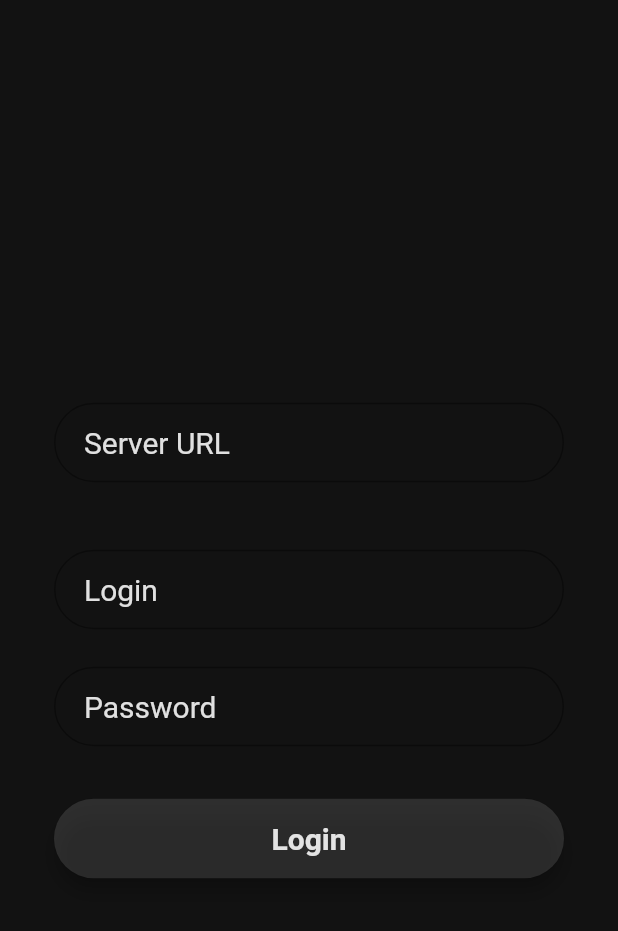
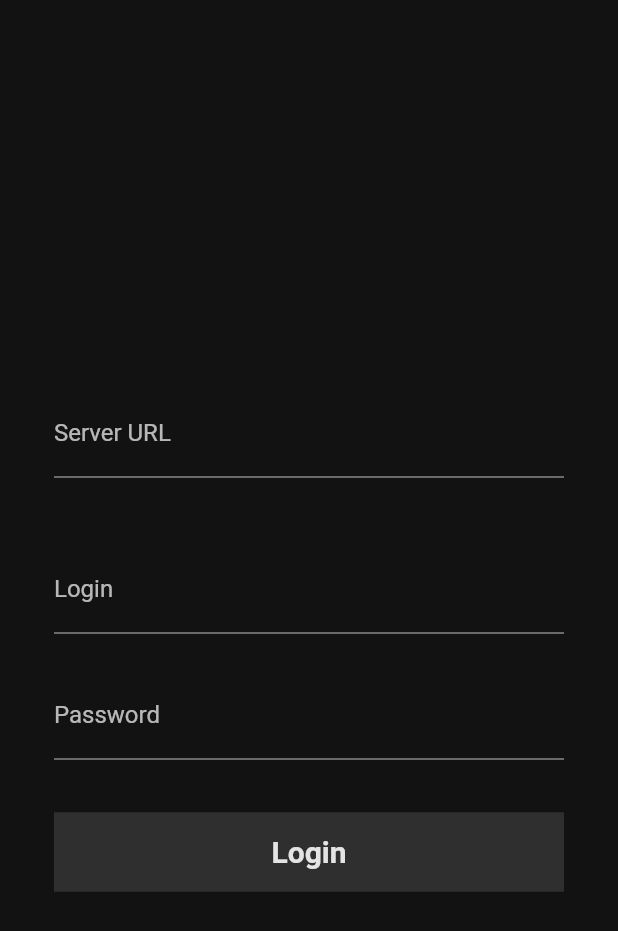
Before and after one commit to chitkiu/crossplatform_terminal, a Flutter app: the screen it shows after launch, after a tap on "Login", on a phone screen of 412 x 824 dp. Shown: the top 931 px of the screen. Run offline on Flutter 3.47's test engine with Material 2 defaults, Android fonts, the phone set to English and light mode, and no system bars; our stand-ins replace dio; missing offline and left inert: biometric_storage, cross_local_storage, websocket; Roboto replaces fonts that are missing (Montserrat).

Commit message:
Updated login screen

```diff
--- a/lib/presentation/screens/auth_screen.dart
+++ b/lib/presentation/screens/auth_screen.dart
@@ -27,48 +27,22 @@ class _LoginScreenState extends State<StatefulWidget> {
 
   @override
   Widget build(BuildContext context) {
+    final serverField = _textField("Server URL", _serverURLController);
+    final loginField = _textField("Login", _loginController);
+    final passwordField = _textField("Password", _passwordController, obscureText: true);
 
-    final serverField = TextField(
-      obscureText: false,
-      style: style,
-      controller: _serverURLController,
-      decoration: InputDecoration(
-          contentPadding: EdgeInsets.fromLTRB(20.0, 15.0, 20.0, 15.0),
-          hintText: "Server URL",
-          hintStyle: style,
-          border:
-          OutlineInputBorder(borderRadius: BorderRadius.circular(32.0))),
-    );
-    final loginField = TextField(
-      obscureText: false,
-      style: style,
-      controller: _loginController,
-      decoration: InputDecoration(
-          contentPadding: EdgeInsets.fromLTRB(20.0, 15.0, 20.0, 15.0),
-          hintText: "Login",
-          hintStyle: style,
-          border:
-          OutlineInputBorder(borderRadius: BorderRadius.circular(32.0))),
-    );
-    final passwordField = TextField(
-      obscureText: true,
-      style: style,
-      controller: _passwordController,
-      decoration: InputDecoration(
-          contentPadding: EdgeInsets.fromLTRB(20.0, 15.0, 20.0, 15.0),
-          hintText: "Password",
-          hintStyle: style,
-          border:
-          OutlineInputBorder(borderRadius: BorderRadius.circular(32.0))),
-    );
     final loginButton = Material(
-      elevation: 5.0,
-      borderRadius: BorderRadius.circular(30.0),
       color: ColorConstant.mainButton,
       child: MaterialButton(
         minWidth: MediaQuery.of(context).size.width,
         padding: EdgeInsets.fromLTRB(20.0, 15.0, 20.0, 15.0),
         onPressed: () {
+          if(_serverURLController.text.isEmpty
+              || _loginController.text.isEmpty
+              || _passwordController.text.isEmpty) {
+            return;
+          }
+
           _auth().then((value) {
             if(value.success == "true") {
               Navigator.pushReplacement(
@@ -184,4 +158,26 @@ class _LoginScreenState extends State<StatefulWidget> {
     });
   }
 
+  Widget _textField(String hint, TextEditingController controller, {bool obscureText = false}) {
+    return TextField(
+      controller: controller,
+      style: TextStyle(color: ColorConstant.mainText),
+      autofocus: false,
+      obscureText: obscureText,
+      decoration: new InputDecoration(
+          enabledBorder: UnderlineInputBorder(
+            borderSide: BorderSide(color: Color.fromARGB(127, 255, 255, 255)),
+          ),
+          focusedBorder: UnderlineInputBorder(
+            borderSide: BorderSide(color: Color.fromARGB(127, 255, 255, 255)),
+          ),
+          border: UnderlineInputBorder(
+            borderSide: BorderSide(color: Colors.black),
+          ),
+          labelStyle: TextStyle(color: Color.fromARGB(178, 255, 255, 255)),
+          labelText: hint,
+      ),
+    );
+  }
+
 }
```
